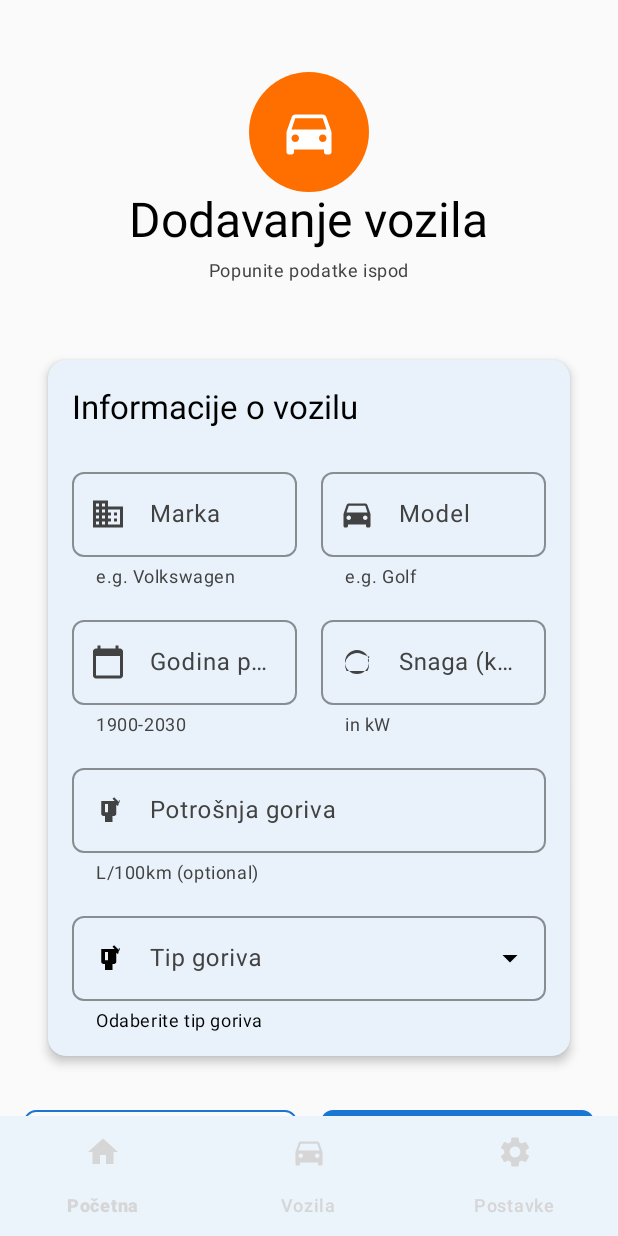
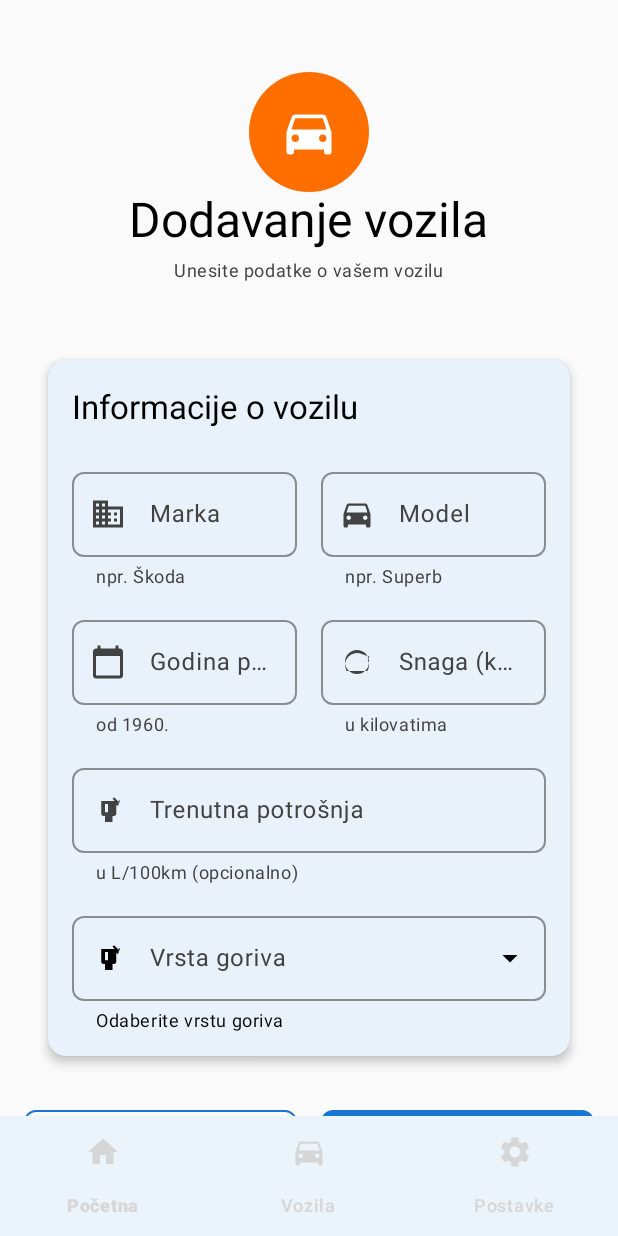
Before and after one commit to Asimic535/FuelTracker, an Android app: the EditVehicleFragment screen opened through its navigation route, on a phone screen of 412 x 824 dp. Run offline under Robolectric (Android 15) with nearby library versions, the phone set to English and light mode, and no system bars; our stand-ins replace Firebase (no records; nobody signed in at launch, a user with empty details on screens opened directly), navigation-ui; 9 statements that could not run were skipped.

Commit message:
Podešena slova, neke varijable i ostalo

```diff
--- a/app/src/main/java/com/example/fuel_tracker_app/ui/vehicles/AddRefuelDialog.kt
+++ b/app/src/main/java/com/example/fuel_tracker_app/ui/vehicles/AddRefuelDialog.kt
@@ -135,13 +135,13 @@ class AddRefuelDialog : DialogFragment() {
         if (totalCost != null && totalCost > 0 && pricePerLiter != null && pricePerLiter > 0) {
             val calculatedLiters = totalCost / pricePerLiter
             binding.layoutCalculations.visibility = View.VISIBLE
-            binding.tvCalculatedLiters.text = String.format(Locale.getDefault(), "%.2f L", calculatedLiters)
+            binding.tvCalculatedLiters.text = String.format(Locale.getDefault(), " %.2f L", calculatedLiters)
 
             // Izračunaj i prikaži procijenjeni domet
             val selectedVehicle = getSelectedVehicle()
             if (selectedVehicle != null && selectedVehicle.fuelConsumption > 0) {
                 val estimatedRange = selectedVehicle.calculateEstimatedRange(calculatedLiters)
-                binding.tvEstimatedRange.text = String.format(Locale.getDefault(), "~%.0f km", estimatedRange)
+                binding.tvEstimatedRange.text = String.format(Locale.getDefault(), " ~%.0f km", estimatedRange)
                 binding.tvRangeLabel.visibility = View.VISIBLE
                 binding.tvEstimatedRange.visibility = View.VISIBLE
             } else {
--- a/app/src/main/java/com/example/fuel_tracker_app/ui/vehicles/EditVehicleFragment.kt
+++ b/app/src/main/java/com/example/fuel_tracker_app/ui/vehicles/EditVehicleFragment.kt
@@ -31,10 +31,10 @@ class EditVehicleFragment : Fragment() {
     // Lista tipova goriva
     private val fuelTypes by lazy {
         listOf(
+            getString(R.string.diesel),
             getString(R.string.gasoline),
-            getString(R.string.diesel),
+            getString(R.string.electric),
             getString(R.string.hybrid),
-            getString(R.string.electric),
             getString(R.string.lpg),
             "CNG"
         )
--- a/app/src/main/res/layout/dialog_add_refuel.xml
+++ b/app/src/main/res/layout/dialog_add_refuel.xml
@@ -49,7 +49,7 @@
                 android:layout_width="wrap_content"
                 android:layout_height="wrap_content"
                 android:layout_marginTop="@dimen/spacing_micro"
-                android:text="Track your fuel consumption and expenses"
+                android:text="Popunite polja za unos"
                 android:textAppearance="@style/TextAppearance.FuelTracker.Caption" />
 
         </LinearLayout>
--- a/app/src/main/res/layout/fragment_edit_vehicle.xml
+++ b/app/src/main/res/layout/fragment_edit_vehicle.xml
@@ -80,7 +80,7 @@
                     android:text="@string/vehicle_information"
                     android:textAppearance="@style/TextAppearance.FuelTracker.Title" />
 
-                <!-- Make & Model Row -->
+                <!-- Marka i model Row -->
                 <LinearLayout
                     android:layout_width="match_parent"
                     android:layout_height="wrap_content"
@@ -95,7 +95,7 @@
                         android:layout_marginEnd="@dimen/spacing_small"
                         android:layout_weight="1"
                         android:hint="@string/vehicle_make"
-                        app:helperText="e.g. Volkswagen"
+                        app:helperText="npr. Škoda"
                         app:startIconDrawable="@drawable/ic_business">
 
                         <com.google.android.material.textfield.TextInputEditText
@@ -115,7 +115,7 @@
                         android:layout_marginStart="@dimen/spacing_small"
                         android:layout_weight="1"
                         android:hint="@string/vehicle_model"
-                        app:helperText="e.g. Golf"
+                        app:helperText="npr. Superb"
                         app:startIconDrawable="@drawable/ic_directions_car">
 
                         <com.google.android.material.textfield.TextInputEditText
@@ -129,7 +129,7 @@
 
                 </LinearLayout>
 
-                <!-- Year & Power Row -->
+                <!-- Godina i snaga Row -->
                 <LinearLayout
                     android:layout_width="match_parent"
                     android:layout_height="wrap_content"
@@ -145,7 +145,7 @@
                         android:layout_marginEnd="@dimen/spacing_small"
                         android:layout_weight="1"
                         android:hint="@string/vehicle_year"
-                        app:helperText="1900-2030"
+                        app:helperText="od 1960."
                         app:startIconDrawable="@drawable/ic_calendar_today">
 
                         <com.google.android.material.textfield.TextInputEditText
@@ -165,7 +165,7 @@
                         android:layout_marginStart="@dimen/spacing_small"
                         android:layout_weight="1"
                         android:hint="@string/vehicle_power"
-                        app:helperText="in kW"
+                        app:helperText="u kilovatima"
                         app:startIconDrawable="@drawable/ic_speed">
 
                         <com.google.android.material.textfield.TextInputEditText
@@ -187,7 +187,7 @@
                     android:layout_height="wrap_content"
                     android:layout_marginTop="@dimen/spacing_medium"
                     android:hint="@string/fuel_consumption"
-                    app:helperText="L/100km (optional)"
+                    app:helperText="u L/100km (opcionalno)"
                     app:startIconDrawable="@drawable/ic_local_gas_station">
 
                     <com.google.android.material.textfield.TextInputEditText
--- a/app/src/main/res/values/colors.xml
+++ b/app/src/main/res/values/colors.xml
@@ -14,7 +14,7 @@
 
     <!-- Accent Colors -->
     <color name="accent_green">#4CAF50</color>
-    <color name="accent_green_light">#81C784</color>
+    <color name="accent_green_light">#abe0ad</color>
     <color name="accent_red">#F44336</color>
     <color name="accent_red_light">#EF5350</color>
 
--- a/app/src/main/res/values/strings.xml
+++ b/app/src/main/res/values/strings.xml
@@ -2,7 +2,7 @@
 <resources>
     <string name="app_name">FuelTracker</string>
 
-    <!-- Authentication -->
+    <!-- Autentifikacija -->
     <string name="email">Email</string>
     <string name="password">Lozinka</string>
     <string name="login">Prijava</string>
@@ -13,12 +13,12 @@
     <string name="have_account">Već imate račun? Prijavite se!</string>
     <string name="sign_out">Odjava</string>
 
-    <!-- Navigation -->
+    <!-- Navigacija -->
     <string name="home">Početna</string>
     <string name="vehicles">Vozila</string>
     <string name="settings">Postavke</string>
 
-    <!-- Vehicle Management -->
+    <!-- Vozila -->
     <string name="add_vehicle">Dodaj vozilo</string>
     <string name="edit_vehicle">Uredi vozilo</string>
     <string name="delete_vehicle">Obriši vozilo</string>
@@ -26,8 +26,8 @@
     <string name="vehicle_model">Model</string>
     <string name="vehicle_year">Godina proizvodnje</string>
     <string name="vehicle_power">Snaga (kW)</string>
-    <string name="fuel_consumption">Potrošnja goriva</string>
-    <string name="fuel_type">Tip goriva</string>
+    <string name="fuel_consumption">Trenutna potrošnja</string>
+    <string name="fuel_type">Vrsta goriva</string>
     <string name="save">Sačuvaj</string>
     <string name="cancel">Otkaži</string>
     <string name="delete">Obriši</string>
@@ -36,30 +36,30 @@
     <string name="distance_km">Udaljenost (km)</string>
     <string name="calculate_fuel">Izračunaj gorivo</string>
 
-    <!-- Fuel Types -->
-    <string name="gasoline">Benzin</string>
+    <!-- Goriva -->
+    <string name="gasoline">Benzin 100</string>
     <string name="diesel">Dizel</string>
     <string name="hybrid">Hibrid</string>
-    <string name="electric">Električno</string>
+    <string name="electric">Benzin 98</string>
     <string name="lpg">Plin (LPG)</string>
 
-    <!-- Refueling -->
+    <!-- Točenje -->
     <string name="add_refuel">Dodaj točenje</string>
     <string name="fuel_amount">Količina goriva (L)</string>
     <string name="refuel_date">Datum</string>
     <string name="select_vehicle">Odaberi vozilo</string>
     <string name="select_date">Odaberite datum</string>
 
-    <!-- Price related strings -->
-    <string name="price_per_liter">Cijena po litru</string>
+    <!-- Stringovi u vezi cijene -->
+    <string name="price_per_liter">KM/litar</string>
     <string name="total_cost">Ukupni trošak</string>
-    <string name="total_cost_input">Ukupna cijena (KM)</string>
-    <string name="calculated_liters">Izračunati litri</string>
+    <string name="total_cost_input">Iznos</string>
+    <string name="calculated_liters">Utočeno goriva: </string>
     <string name="estimated_range">Procijenjeni domet</string>
     <string name="invalid_price">Unesite ispravnu cijenu</string>
     <string name="max_price_per_liter">Maksimalna cijena je 10 KM/L</string>
     <string name="max_total_cost">Maksimalna ukupna cijena je 10.000 KM</string>
-    <string name="helper_total_cost">ukupna cijena točenja</string>
+    <string name="helper_total_cost">Ukupan iznos</string>
 
     <!-- Home Screen -->
     <string name="welcome">Dobrodošli, %1$s!</string>
@@ -86,23 +86,23 @@
     <string name="no_vehicles">Odaberi vozilo</string>
     <string name="no_refuels">Nema zapisa o točenju.\nPrvo dodajte vozilo, zatim pratite gorivo!</string>
 
-    <!-- Confirmation -->
+    <!-- Brisanje -->
     <string name="delete_vehicle_title">Potvrda brisanja</string>
     <string name="delete_vehicle_message">Jeste li sigurni da želite obrisati %1$s %2$s?\n\nTime će se obrisati i sva točenja povezana s ovim vozilom.</string>
 
-    <!-- Validation -->
+    <!-- Validacija -->
     <string name="field_required">Ovo polje je obavezno</string>
     <string name="invalid_number">Unesite ispravan broj</string>
 
-    <!-- Vehicle Visibility -->
+    <!-- Vidljvost vozila -->
     <string name="private_vehicles">Moja vozila</string>
     <string name="vehicle_privacy">Privatnost vozila</string>
 
-    <!-- Vehicle Actions -->
+    <!-- Radnje za vozila -->
     <string name="only_owner_can_edit">Samo vlasnik može uređivati ovo vozilo</string>
     <string name="only_owner_can_delete">Samo vlasnik može obrisati ovo vozilo</string>
 
-    <!-- Permission Messages -->
+    <!-- Poruke -->
     <string name="permission_denied">Dozvola odbijena</string>
     <string name="you_can_only_edit_own_vehicles">Možete uređivati samo vlastita vozila</string>
     <string name="you_can_only_delete_own_vehicles">Možete brisati samo vlastita vozila</string>
@@ -117,33 +117,33 @@
     <string name="month">Ovaj mjesec</string>
     <string name="year">Ova godina</string>
 
-    <!-- Validation Messages -->
-    <string name="max_fuel_amount">Maksimalno je dozvoljeno 1000 litara</string>
+    <!-- Validacijske poruke -->
+    <string name="max_fuel_amount">Maksimalno 1000 litara</string>
     <string name="select_valid_vehicle">Odaberite važeće vozilo</string>
     <string name="invalid_vehicle_year">Neispravna godina vozila</string>
     <string name="invalid_engine_power">Neispravna snaga motora</string>
 
-    <!-- Additional Messages -->
+    <!-- Dodatne poruke -->
     <string name="loading">Učitavanje...</string>
     <string name="no_data">Nema dostupnih podataka</string>
 
     <string name="filter_options">Opcije filtriranja</string>
     <string name="recent_refuels">Nedavna točenja</string>
-    <string name="estimated_range_label">Procijenjeni domet:</string>
+    <string name="estimated_range_label">Procijenjeni domet: </string>
     <string name="range_format">Domet: ~%1$d km</string>
     <string name="vehicle_range_calculator">Kalkulator dometa vozila</string>
     <string name="range">Domet</string>
     <string name="track_fuel_consumption_efficiently">Pratite potrošnju goriva efikasno</string>
     <string name="track_fuel_and_expenses">Pratite potrošnju goriva i troškove</string>
-    <string name="helper_choose_vehicle">Odaberi iz svojih vozila</string>
+    <string name="helper_choose_vehicle">Odaberite vozilo u koje točite gorivo</string>
     <string name="helper_in_liters">u litrima</string>
-    <string name="helper_in_km">u KM</string>
+    <string name="helper_in_km">Cijena po litru</string>
     <string name="helper_tap_to_select">dodirnite za odabir</string>
     <string name="manage_vehicle_fleet">Upravljajte svojom flotom vozila</string>
     <string name="your_vehicles">Vaša vozila</string>
     <string name="vehicle_information">Informacije o vozilu</string>
-    <string name="fill_details_below">Popunite podatke ispod</string>
-    <string name="helper_select_fuel_type">Odaberite tip goriva</string>
+    <string name="fill_details_below">Unesite podatke o vašem vozilu</string>
+    <string name="helper_select_fuel_type">Odaberite vrstu goriva</string>
     <string name="logout_confirmation_title">Potvrda odjave</string>
     <string name="logout_confirmation_message">Jeste li sigurni da se želite odjaviti?</string>
 </resources>
```
